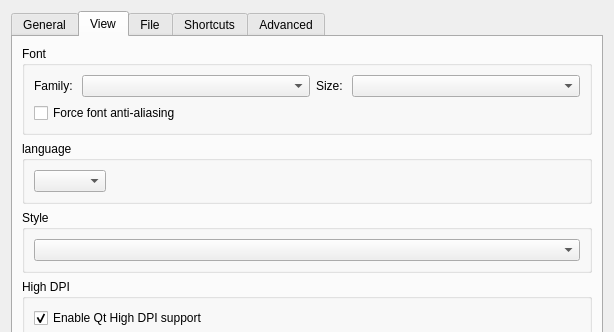
Old version of the form src/ui/include/optionsdialog.ui in the repository ykk136/klogg; both pictures show x 0 to 614 and y 0 to 332 of the 614 by 738 pixel window.
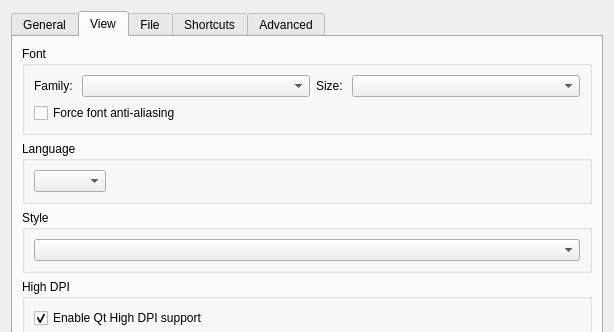
New version of the form. The open tabs and pages were chosen to show the change.

Commit message: tr: use capital L for language group

```diff
--- a/src/ui/include/optionsdialog.ui
+++ b/src/ui/include/optionsdialog.ui
@@ -284,7 +284,7 @@
        <item>
         <widget class="QGroupBox" name="languageGroupBox">
          <property name="title">
-          <string>language</string>
+          <string>Language</string>
          </property>
          <layout class="QGridLayout" name="gridLayout_3">
           <item row="0" column="0">
```
The commit also changes 3 other files.
